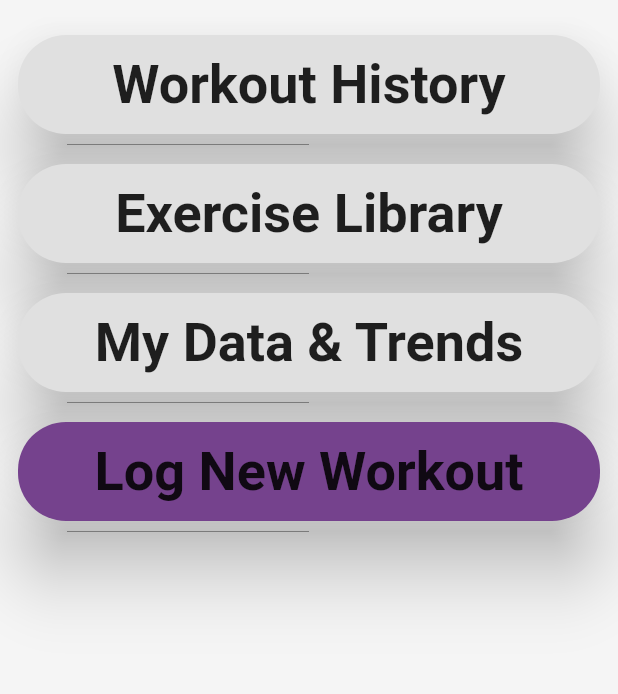
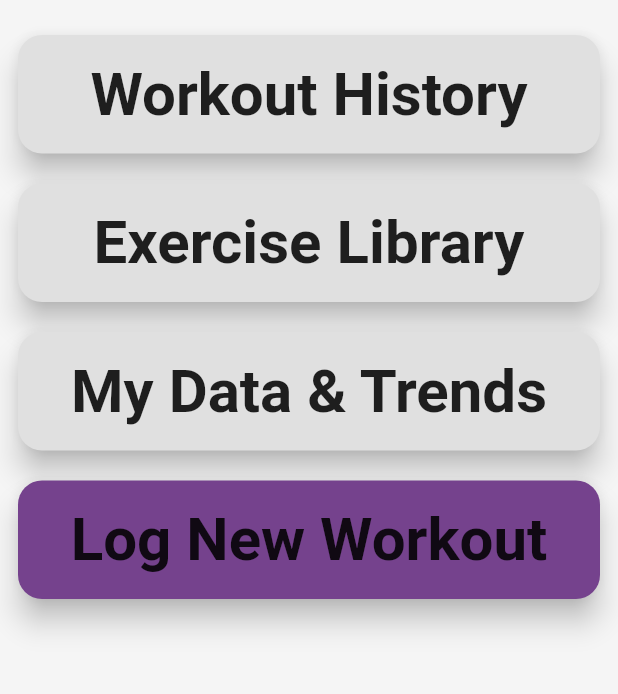
Before and after one commit to Justin-Moretto/gym_app, a Flutter app: the MyHomePage screen opened by its route, on a phone screen of 412 x 824 dp, the part 67-761 px from its top. Run offline on Flutter 3.47's test engine with Material 3 defaults, Android fonts, the phone set to English and light mode, and no system bars; our stand-ins replace flutter_dotenv, supabase_flutter; accounts and stored records are empty.

Commit message:
feat: style and font tweaks

```diff
--- a/lib/custom_widgets.dart
+++ b/lib/custom_widgets.dart
@@ -22,9 +22,9 @@ class MainPageButton extends StatelessWidget {
       style: ElevatedButton.styleFrom(
         backgroundColor: backGroundColor ?? theme.colorScheme.secondary,
         foregroundColor: theme.colorScheme.onSecondary,
-        elevation: 20,
-        padding: const EdgeInsets.symmetric(horizontal: 24, vertical: 12),
-        shape: RoundedRectangleBorder(borderRadius: BorderRadius.circular(32)),
+        elevation: 8,
+        padding: const EdgeInsets.symmetric(horizontal: 24, vertical: 16),
+        shape: RoundedRectangleBorder(borderRadius: BorderRadius.circular(16)),
       ),
       child: Text(
         labelText,
--- a/lib/pages/exercise_detail_page.dart
+++ b/lib/pages/exercise_detail_page.dart
@@ -157,6 +157,10 @@ class _ExerciseDetailPageState extends State<ExerciseDetailPage> {
                               AppTextStyles.cardSubtitle,
                               theme.colorScheme.onSecondary,
                             ),
+                            side: BorderSide(
+                              color: theme.colorScheme.onSecondary.withOpacity(0.3),
+                              width: 2,
+                            ),
                           ),
                         )
                         .toList(),
--- a/lib/pages/log_workout_page.dart
+++ b/lib/pages/log_workout_page.dart
@@ -312,25 +312,25 @@ class _LogWorkoutPageState extends State<LogWorkoutPage> {
                     final selected = selectedExerciseIds.contains(e.id);
                     return Card(
                       margin: const EdgeInsets.symmetric(vertical: 4),
-                      color: selected ? const Color(0xFF2A2A2A) : const Color(0xFF1A1A1A),
+                      color: selected ? theme.colorScheme.primary : theme.colorScheme.surface,
                       shape: RoundedRectangleBorder(
                         borderRadius: BorderRadius.circular(12),
                         side: selected
-                          ? BorderSide(color: Colors.white.withOpacity(0.3), width: 1)
+                          ? BorderSide(color: theme.colorScheme.onPrimary.withOpacity(0.3), width: 1)
                           : BorderSide.none,
                       ),
                       child: ListTile(
                         contentPadding: const EdgeInsets.symmetric(horizontal: 16, vertical: 8),
                         leading: Icon(
                           selected ? Icons.check_circle : Icons.radio_button_unchecked,
-                          color: selected ? Colors.green : Colors.grey,
+                          color: selected ? Colors.green : theme.colorScheme.onSurface.withOpacity(0.6),
                           size: 24,
                         ),
                         title: Text(
                           e.name,
                           style: AppTextStyles.withColor(
                             selected ? AppTextStyles.listItemSelected : AppTextStyles.listItem,
-                            selected ? Colors.white : theme.colorScheme.onBackground,
+                            selected ? theme.colorScheme.onPrimary : theme.colorScheme.onSurface,
                           ),
                         ),
                         onTap: () => toggleExercise(e.id),
--- a/lib/styles/text_styles.dart
+++ b/lib/styles/text_styles.dart
@@ -3,83 +3,83 @@ import 'package:flutter/material.dart';
 class AppTextStyles {
   // App Title Styles
   static const TextStyle appTitle = TextStyle(
-    fontSize: 52,
+    fontSize: 56,
     fontWeight: FontWeight.bold,
   );
 
   static const TextStyle appSubtitle = TextStyle(
-    fontSize: 18,
+    fontSize: 20,
     fontWeight: FontWeight.w500,
   );
 
   // Button Styles
   static const TextStyle buttonPrimary = TextStyle(
-    fontSize: 20,
+    fontSize: 22,
     fontWeight: FontWeight.w700,
   );
 
   static const TextStyle buttonSecondary = TextStyle(
+    fontSize: 20,
+    fontWeight: FontWeight.w600,
+  );
+
+  static const TextStyle buttonSmall = TextStyle(
     fontSize: 18,
     fontWeight: FontWeight.w600,
   );
 
-  static const TextStyle buttonSmall = TextStyle(
-    fontSize: 16,
-    fontWeight: FontWeight.w600,
-  );
-
   static const TextStyle mainPageButton = TextStyle(
-    fontSize: 36,
+    fontSize: 40,
     fontWeight: FontWeight.bold,
   );
 
   // Card and List Styles
   static const TextStyle cardTitle = TextStyle(
-    fontSize: 18,
+    fontSize: 20,
     fontWeight: FontWeight.bold,
   );
 
   static const TextStyle cardTitleLarge = TextStyle(
-    fontSize: 20,
+    fontSize: 22,
     fontWeight: FontWeight.bold,
   );
 
   static const TextStyle cardSubtitle = TextStyle(
-    fontSize: 16,
+    fontSize: 18,
     fontWeight: FontWeight.w500,
   );
 
   static const TextStyle listItem = TextStyle(
-    fontSize: 16,
+    fontSize: 18,
     fontWeight: FontWeight.normal,
   );
 
   static const TextStyle listItemSelected = TextStyle(
-    fontSize: 16,
+    fontSize: 18,
     fontWeight: FontWeight.w600,
   );
 
   // Input Field Styles
   static const TextStyle inputField = TextStyle(
-    fontSize: 16,
+    fontSize: 18,
   );
 
   static const TextStyle inputLabel = TextStyle(
-    fontSize: 16,
+    fontSize: 18,
   );
 
   static const TextStyle inputHint = TextStyle(
-    fontSize: 16,
+    fontSize: 18,
   );
 
   // Date and Time Styles
   static const TextStyle dateHeader = TextStyle(
-    fontSize: 20,
+    fontSize: 22,
     fontWeight: FontWeight.bold,
   );
 
   static const TextStyle dateSelector = TextStyle(
-    fontSize: 18,
+    fontSize: 20,
     fontWeight: FontWeight.w700,
   );
 
```
